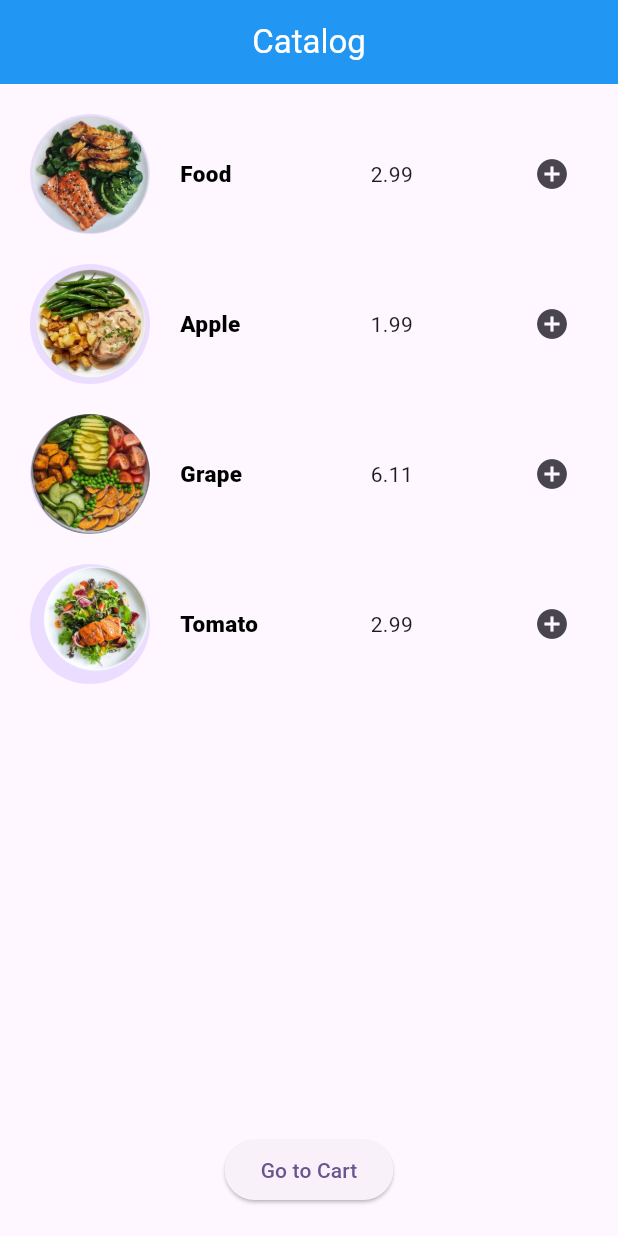
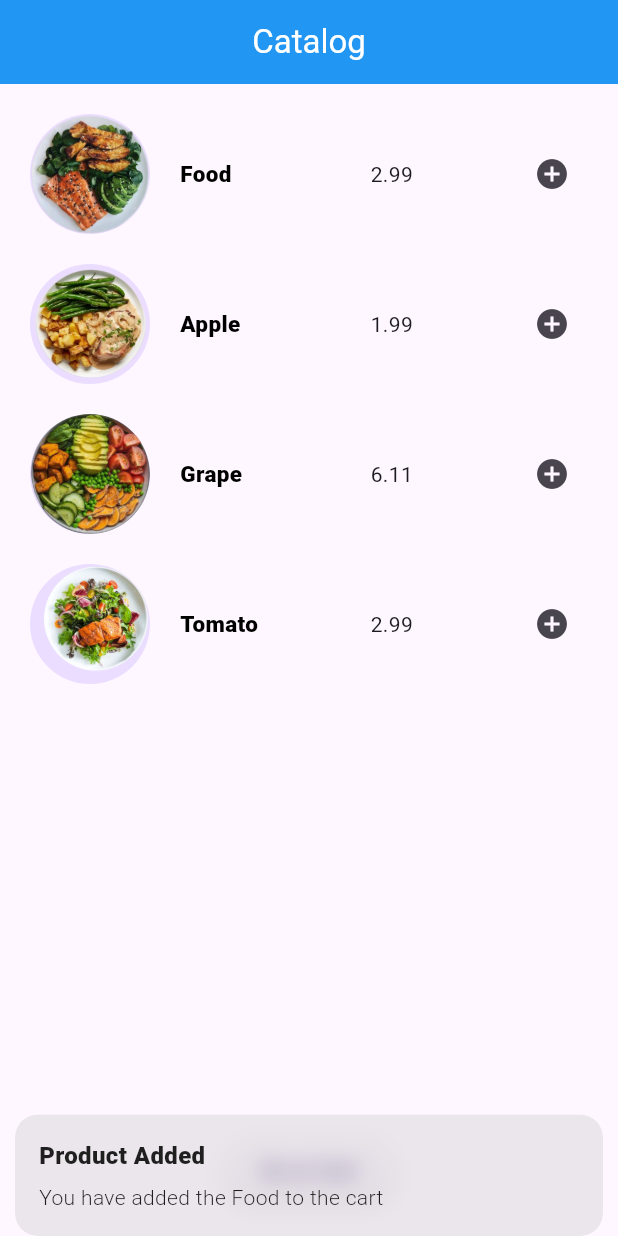
Before and after one commit to Tosin8/get_x, a Flutter app: the screen it shows after launch, after a tap on the "add circle" icon, on a phone screen of 412 x 824 dp. Run offline on Flutter 3.47's test engine with Material 3 defaults, Android fonts, the phone set to English and light mode, and no system bars; our stand-ins replace cloud_firestore, firebase_auth, firebase_core, firebase_messaging, flutter_spinkit, get; accounts and stored records are empty.

Commit message:
Creating Cart Products

```diff
--- a/lib/main.dart
+++ b/lib/main.dart
@@ -8,6 +8,7 @@ void main() {
 
   runApp(
     const GetMaterialApp(
+      debugShowCheckedModeBanner: true,
       home: MyApp()));
 }
 class MyApp extends StatelessWidget {
--- a/lib/simple_cart/controllers/cart_controller.dart
+++ b/lib/simple_cart/controllers/cart_controller.dart
@@ -13,5 +13,9 @@ void addProduct(Product product){
   } else {
     _products[product] = 1;
   }
+  Get.snackbar('Product Added',
+   'You have added the ${product.name} to the cart',
+   snackPosition: SnackPosition.BOTTOM,
+   duration: Duration(seconds: 2), );
 }
 }
```
Also changed, not shown: lib/simple_cart/cart/cart_products.dart (added, +10 -0 lines), lib/simple_cart/cart/cart_total.dart (added, +10 -0 lines), lib/simple_cart/cart/cartscreen.dart (added, +38 -0 lines), lib/simple_cart/cartscreen.dart (deleted, +0 -15 lines).
